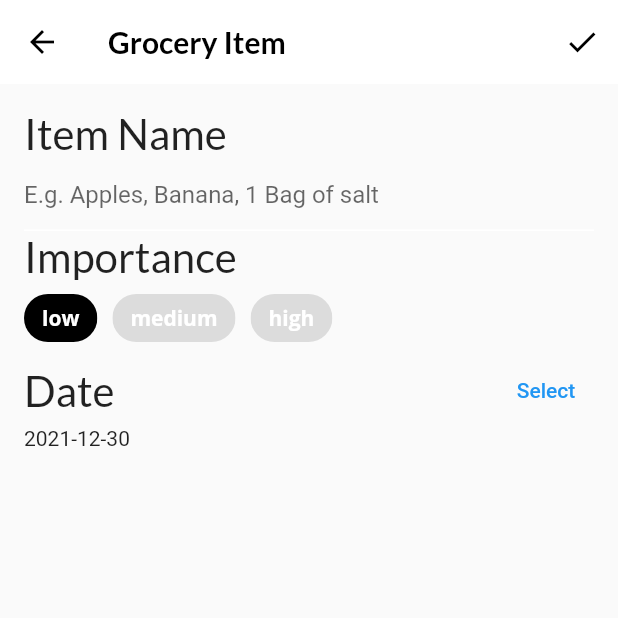
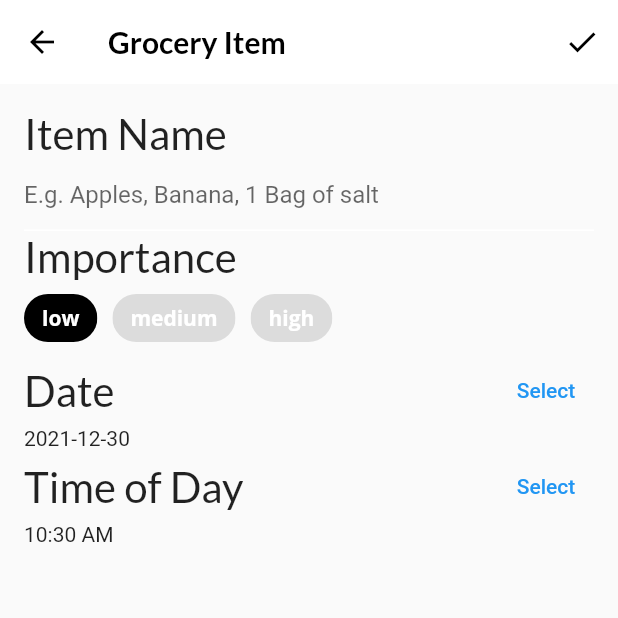
Before and after one commit to Thae00/fooderlich, a Flutter app: the screen it shows after launch, item 3 of the bottom bar chosen, after a tap on the "add" icon, on a phone screen of 412 x 824 dp, the top half of it. Run offline on Flutter 3.47's test engine with Material 2 defaults, Android fonts, the phone set to English and light mode, and no system bars; our stand-ins replace google_fonts.

Commit message:
building time widget with showTimePicker

```diff
--- a/lib/screens/grocery_item_screen.dart
+++ b/lib/screens/grocery_item_screen.dart
@@ -89,6 +89,7 @@ class _GroceryItemScreenState extends State<GroceryItemScreen> {
             // Add date picker
             buildDateField(context),
             // Add time picker
+            buildTimeField(context),
             // Add color picker
             // Add slider
             //  Add Grocery Tile
@@ -223,6 +224,37 @@ class _GroceryItemScreenState extends State<GroceryItemScreen> {
   }
 
   // TODO: Add buildTimeField()
+  Widget buildTimeField(BuildContext context) {
+    return Column(
+      crossAxisAlignment: CrossAxisAlignment.start,
+      children: [
+        Row(
+          mainAxisAlignment: MainAxisAlignment.spaceBetween,
+          children: [
+            Text(
+              'Time of Day',
+              style: GoogleFonts.lato(fontSize: 28),
+            ),
+            TextButton(
+              onPressed: () async {
+                final timeOfDay = await showTimePicker(
+                  context: context,
+                  initialTime: TimeOfDay.now(),
+                );
+                setState(() {
+                  if (timeOfDay != null) {
+                    _timeOfDay = timeOfDay;
+                  }
+                });
+              },
+              child: Text('Select'),
+            ),
+          ],
+        ),
+        Text('${_timeOfDay.format(context)}'),
+      ],
+    );
+  }
 
   // TODO: Add buildColorPicker()
 
```
